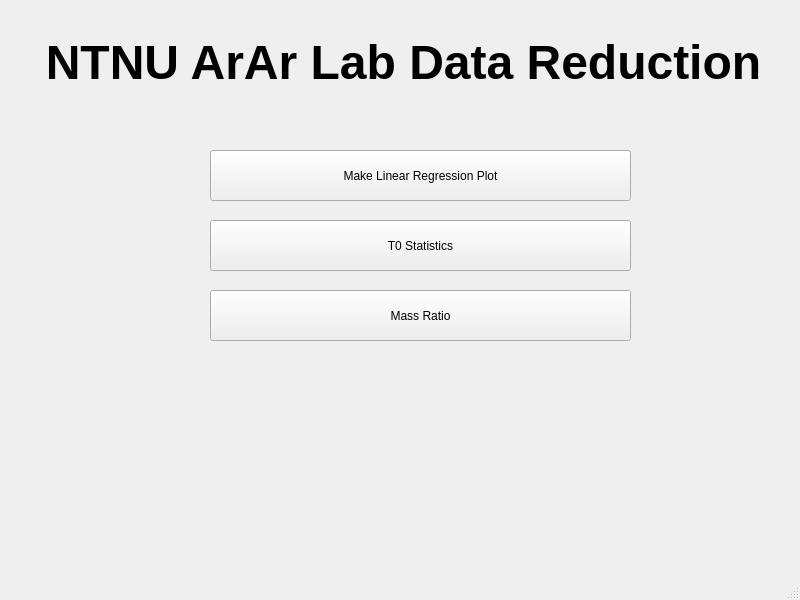
Old version of the form UI/DataReduction.ui in the repository AndrewLiu0725/pyADR.
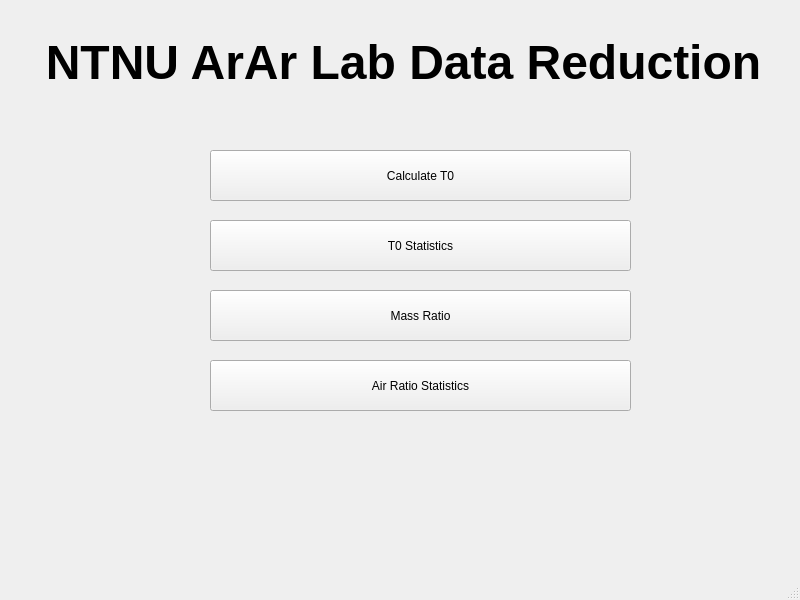
New version of the form.

Commit message: add function: 1. save CSV, 2. reselect button for LRP, 3. 1d distribution for T0S

What changed in the file:
```diff
--- a/UI/DataReduction.ui
+++ b/UI/DataReduction.ui
@@ -52,7 +52,7 @@
      <string notr="true">font: 20pt &quot;.AppleSystemUIFont&quot;;</string>
     </property>
     <property name="text">
-     <string>Make Linear Regression Plot</string>
+     <string>Calculate T0</string>
     </property>
    </widget>
    <widget class="QPushButton" name="T0S">
@@ -99,6 +99,28 @@
      <string>Mass Ratio</string>
     </property>
    </widget>
+   <widget class="QPushButton" name="ARS">
+    <property name="geometry">
+     <rect>
+      <x>210</x>
+      <y>360</y>
+      <width>421</width>
+      <height>51</height>
+     </rect>
+    </property>
+    <property name="toolTip">
+     <string>&lt;html&gt;&lt;head/&gt;&lt;body&gt;&lt;p&gt;test&lt;/p&gt;&lt;/body&gt;&lt;/html&gt;</string>
+    </property>
+    <property name="whatsThis">
+     <string>&lt;html&gt;&lt;head/&gt;&lt;body&gt;&lt;p&gt;what is this&lt;/p&gt;&lt;/body&gt;&lt;/html&gt;</string>
+    </property>
+    <property name="styleSheet">
+     <string notr="true">font: 20pt &quot;.AppleSystemUIFont&quot;;</string>
+    </property>
+    <property name="text">
+     <string>Air Ratio Statistics</string>
+    </property>
+   </widget>
   </widget>
   <widget class="QMenuBar" name="menubar">
    <property name="geometry">
```
Left out of the diff: 2 changed lines with no effect on the pictures. The commit also changes 17 other files.
